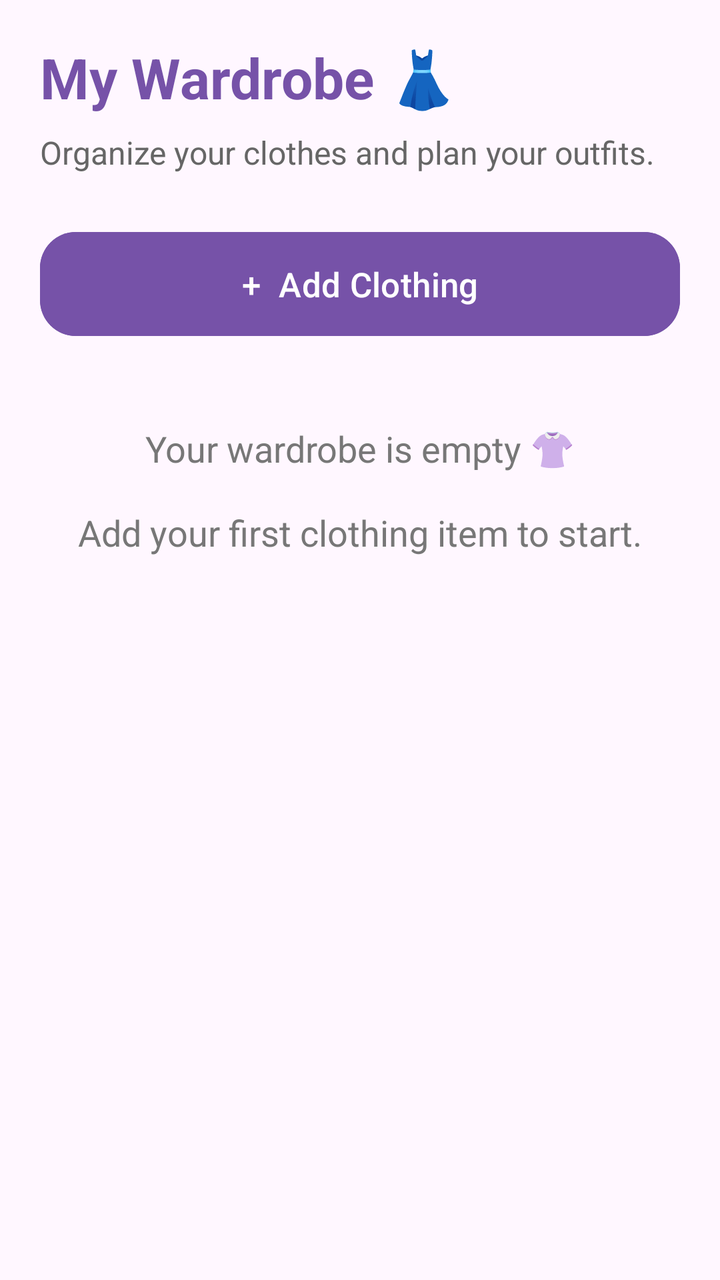
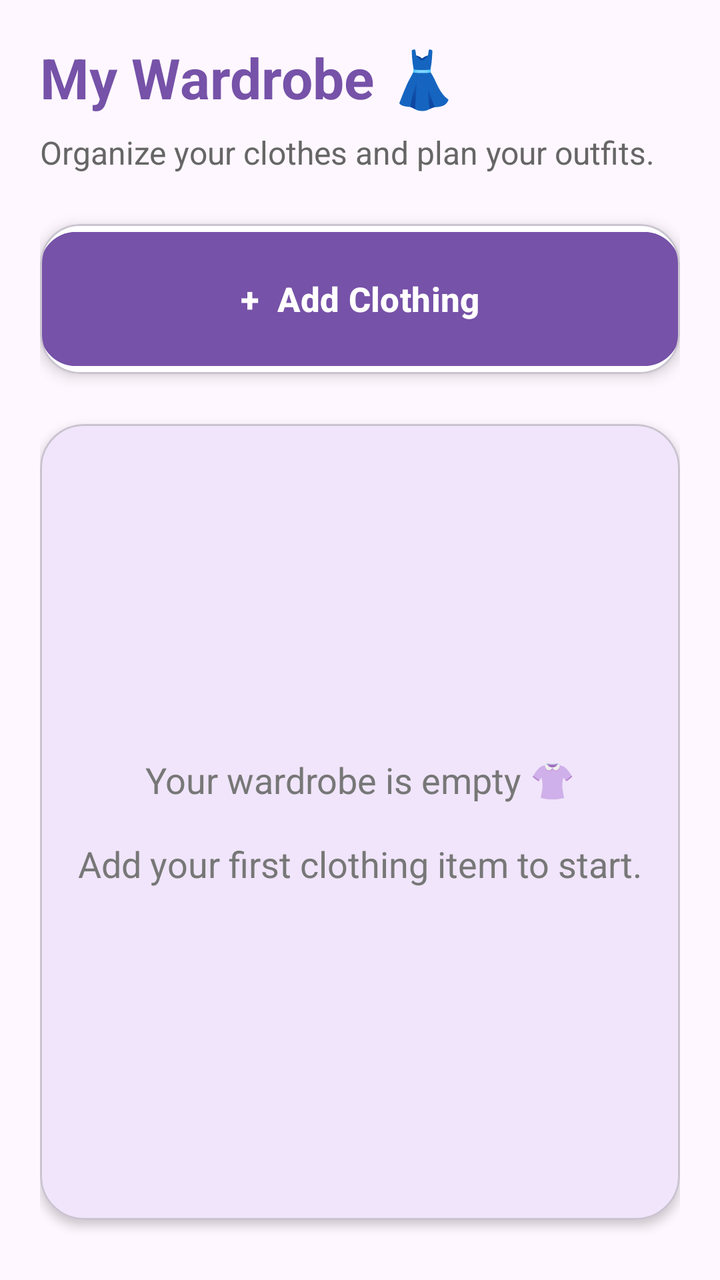

An Android layout rendered at two revisions. The XML below is the earlier revision; the diff shows what the commit changed to produce the second picture.
<!-- AndroidManifest.xml: application theme Theme.ClosetSync -->
<!-- res/layout/activity_wardrobe.xml -->
<?xml version="1.0" encoding="utf-8"?>
<LinearLayout
    xmlns:android="http://schemas.android.com/apk/res/android"
    xmlns:app="http://schemas.android.com/apk/res-auto"
    android:layout_width="match_parent"
    android:layout_height="match_parent"
    android:orientation="vertical"
    android:background="#FFF7FF"
    android:padding="20dp">

    <TextView
        android:layout_width="wrap_content"
        android:layout_height="wrap_content"
        android:text="My Wardrobe 👗"
        android:textColor="#7652A8"
        android:textSize="28sp"
        android:textStyle="bold"/>

    <TextView
        android:layout_width="wrap_content"
        android:layout_height="wrap_content"
        android:layout_marginTop="8dp"
        android:text="Organize your clothes and plan your outfits."
        android:textColor="#666666"
        android:textSize="16sp"/>

    <com.google.android.material.button.MaterialButton
        android:id="@+id/btnAddClothing"
        android:layout_width="match_parent"
        android:layout_height="60dp"
        android:layout_marginTop="25dp"
        android:text="+  Add Clothing"
        android:textSize="17sp"
        android:textColor="#FFFFFF"
        android:backgroundTint="#7652A8"
        app:cornerRadius="18dp"/>

    <TextView
        android:id="@+id/tvWardrobeItems"
        android:layout_width="match_parent"
        android:layout_height="wrap_content"
        android:layout_marginTop="40dp"
        android:gravity="center"
        android:text="Your wardrobe is empty 👚&#10;&#10;Add your first clothing item to start."
        android:textColor="#777777"
        android:textSize="18sp"/>

</LinearLayout>
<!-- resources referenced by this layout -->
<resources>
  <style name="Theme.ClosetSync" parent="Base.Theme.ClosetSync" />
  <style name="Base.Theme.ClosetSync" parent="Theme.Material3.DayNight.NoActionBar">
          
          
      </style>
</resources>

<!-- the commit's change to res/layout/activity_wardrobe.xml (unified diff, before → after) -->
@@ -1,48 +1,92 @@
 <?xml version="1.0" encoding="utf-8"?>
-<LinearLayout
+<androidx.constraintlayout.widget.ConstraintLayout
     xmlns:android="http://schemas.android.com/apk/res/android"
     xmlns:app="http://schemas.android.com/apk/res-auto"
     android:layout_width="match_parent"
     android:layout_height="match_parent"
-    android:orientation="vertical"
     android:background="#FFF7FF"
     android:padding="20dp">
 
     <TextView
-        android:layout_width="wrap_content"
+        android:id="@+id/tvWardrobeTitle"
+        android:layout_width="0dp"
         android:layout_height="wrap_content"
         android:text="My Wardrobe 👗"
         android:textColor="#7652A8"
         android:textSize="28sp"
-        android:textStyle="bold"/>
+        android:textStyle="bold"
+        app:layout_constraintTop_toTopOf="parent"
+        app:layout_constraintStart_toStartOf="parent"
+        app:layout_constraintEnd_toEndOf="parent" />
 
     <TextView
-        android:layout_width="wrap_content"
+        android:id="@+id/tvWardrobeSubtitle"
+        android:layout_width="0dp"
         android:layout_height="wrap_content"
         android:layout_marginTop="8dp"
         android:text="Organize your clothes and plan your outfits."
         android:textColor="#666666"
-        android:textSize="16sp"/>
+        android:textSize="16sp"
+        app:layout_constraintTop_toBottomOf="@id/tvWardrobeTitle"
+        app:layout_constraintStart_toStartOf="parent"
+        app:layout_constraintEnd_toEndOf="parent" />
 
-    <com.google.android.material.button.MaterialButton
-        android:id="@+id/btnAddClothing"
-        android:layout_width="match_parent"
-        android:layout_height="60dp"
+    <com.google.android.material.card.MaterialCardView
+        android:id="@+id/cardAddClothing"
+        android:layout_width="0dp"
+        android:layout_height="75dp"
         android:layout_marginTop="25dp"
-        android:text="+  Add Clothing"
-        android:textSize="17sp"
-        android:textColor="#FFFFFF"
-        android:backgroundTint="#7652A8"
-        app:cornerRadius="18dp"/>
+        app:cardBackgroundColor="#FFFFFF"
+        app:cardCornerRadius="20dp"
+        app:cardElevation="4dp"
+        app:layout_constraintTop_toBottomOf="@id/tvWardrobeSubtitle"
+        app:layout_constraintStart_toStartOf="parent"
+        app:layout_constraintEnd_toEndOf="parent">
 
-    <TextView
-        android:id="@+id/tvWardrobeItems"
-        android:layout_width="match_parent"
-        android:layout_height="wrap_content"
-        android:layout_marginTop="40dp"
-        android:gravity="center"
-        android:text="Your wardrobe is empty 👚&#10;&#10;Add your first clothing item to start."
-        android:textColor="#777777"
-        android:textSize="18sp"/>
+        <com.google.android.material.button.MaterialButton
+            android:id="@+id/btnAddClothing"
+            android:layout_width="match_parent"
+            android:layout_height="match_parent"
+            android:text="+  Add Clothing"
+            android:textColor="#FFFFFF"
+            android:textSize="17sp"
+            android:textStyle="bold"
+            android:backgroundTint="#7652A8"
+            app:cornerRadius="18dp" />
 
-</LinearLayout>
+    </com.google.android.material.card.MaterialCardView>
+
+    <com.google.android.material.card.MaterialCardView
+        android:id="@+id/cardWardrobeItems"
+        android:layout_width="0dp"
+        android:layout_height="0dp"
+        android:layout_marginTop="25dp"
+        android:layout_marginBottom="10dp"
+        app:cardBackgroundColor="#F0E5FA"
+        app:cardCornerRadius="22dp"
+        app:cardElevation="3dp"
+        app:layout_constraintTop_toBottomOf="@id/cardAddClothing"
+        app:layout_constraintBottom_toBottomOf="parent"
+        app:layout_constraintStart_toStartOf="parent"
+        app:layout_constraintEnd_toEndOf="parent">
+
+        <ScrollView
+            android:layout_width="match_parent"
+            android:layout_height="match_parent"
+            android:fillViewport="true"
+            android:padding="15dp">
+
+            <TextView
+                android:id="@+id/tvWardrobeItems"
+                android:layout_width="match_parent"
+                android:layout_height="wrap_content"
+                android:gravity="center"
+                android:text="Your wardrobe is empty 👚&#10;&#10;Add your first clothing item to start."
+                android:textColor="#777777"
+                android:textSize="18sp" />
+
+        </ScrollView>
+
+    </com.google.android.material.card.MaterialCardView>
+
+</androidx.constraintlayout.widget.ConstraintLayout>
